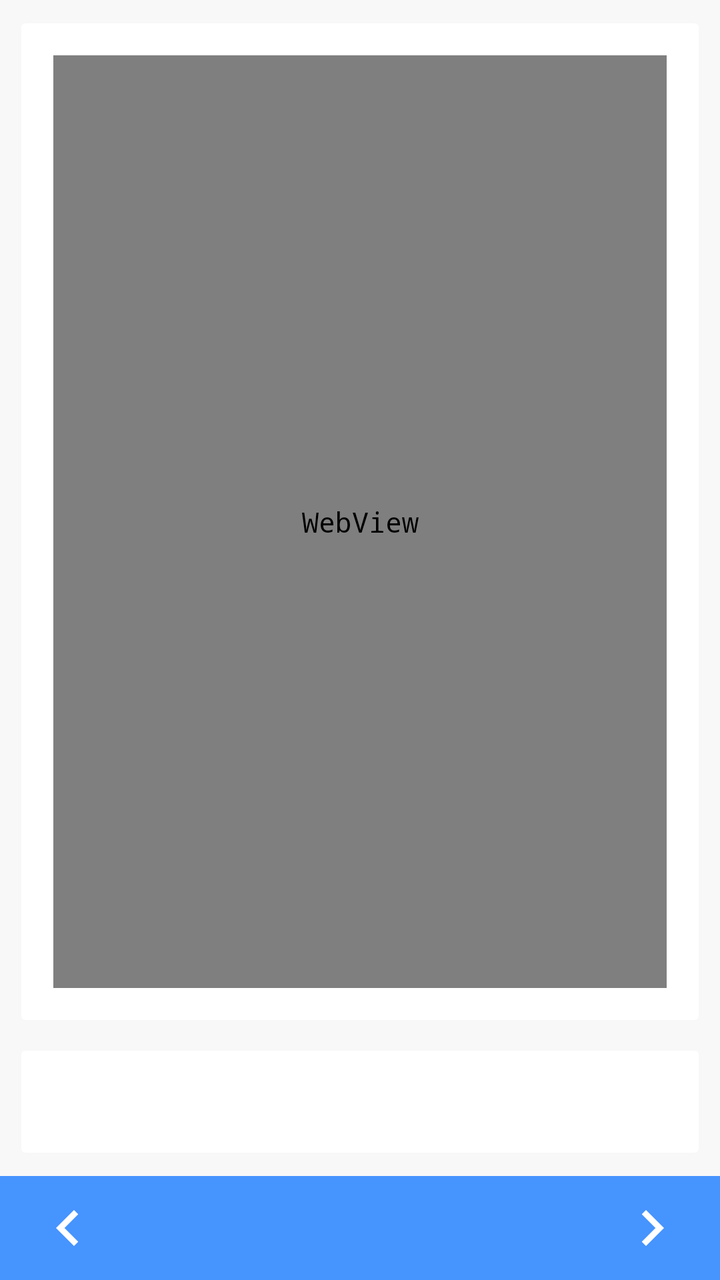
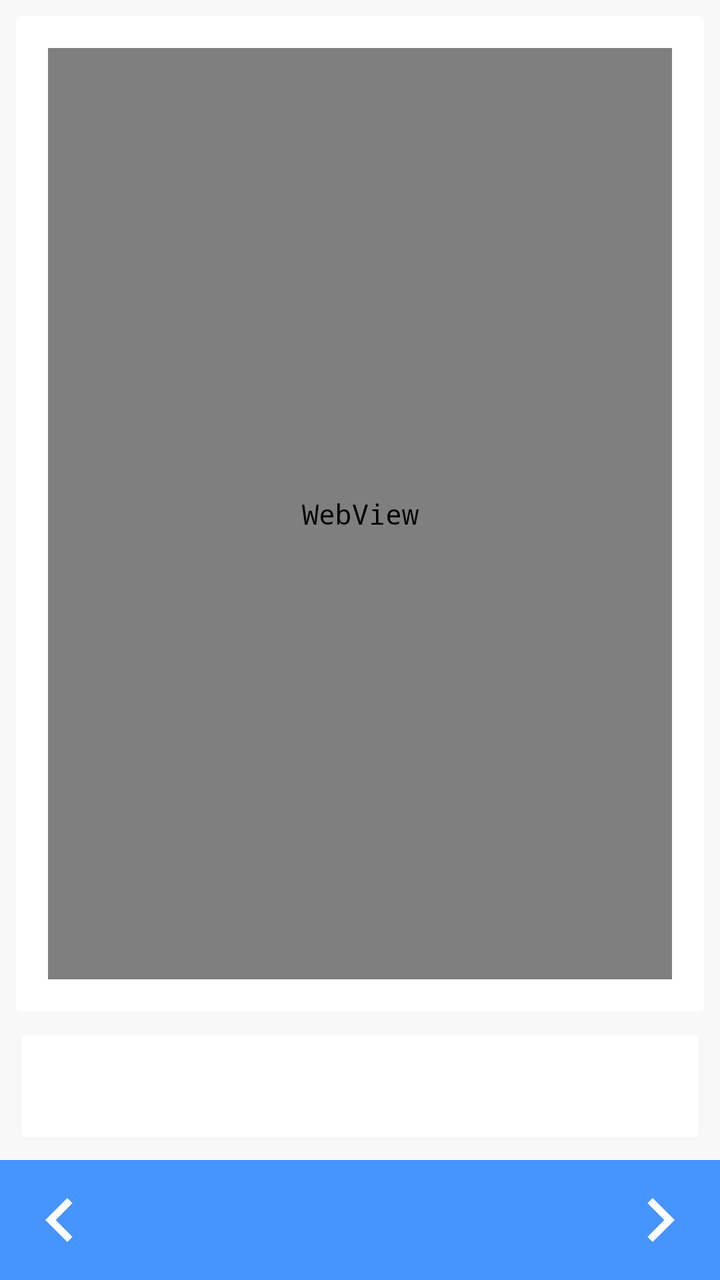

Two renders of the same Android screen: before a commit and after it. Below are the layout's source before the change and the commit's diff.
<!-- AndroidManifest.xml: application theme AppTheme -->
<!-- res/layout/content_text_viewer.xml -->
<?xml version="1.0" encoding="utf-8"?>
<android.support.constraint.ConstraintLayout
    xmlns:android="http://schemas.android.com/apk/res/android"
    xmlns:app="http://schemas.android.com/apk/res-auto"
    xmlns:tools="http://schemas.android.com/tools"
    xmlns:card_view="http://schemas.android.com/apk/res-auto"
    android:layout_width="match_parent"
    android:layout_height="match_parent"
    app:layout_behavior="@string/appbar_scrolling_view_behavior"
    tools:context=".ui.viewer.TextViewer"
    android:background="@color/grey"
    tools:showIn="@layout/activity_text_viewer"
    >

    <android.support.v7.widget.CardView
        android:layout_width="match_parent"
        android:layout_height="0dp"
        android:layout_margin="8dp"
        android:layout_marginTop="8dp"
        app:layout_constraintBottom_toTopOf="@+id/cardView"
        app:layout_constraintTop_toTopOf="parent"
        card_view:cardElevation="0dp"
        card_view:cardUseCompatPadding="true"
        card_view:contentPadding="16dp"
        >

        <WebView
            android:id="@+id/content"
            android:background="@color/dark_gray"
            android:layout_width="match_parent"
            android:layout_height="match_parent"
            />

    </android.support.v7.widget.CardView>

    <android.support.v7.widget.CardView
        android:id="@+id/cardView"
        android:layout_width="match_parent"
        android:layout_height="wrap_content"
        android:layout_margin="8dp"
        app:layout_constraintBottom_toTopOf="@+id/constraintLayout"
        card_view:cardElevation="0dp"
        card_view:cardUseCompatPadding="true"
        card_view:contentPadding="16dp"
        >

        <TextView
            android:id="@+id/name"
            android:layout_width="match_parent"
            android:layout_height="wrap_content"
            android:gravity="start"
            />

    </android.support.v7.widget.CardView>

    <android.support.constraint.ConstraintLayout
        android:id="@+id/constraintLayout"
        android:layout_width="match_parent"
        android:layout_height="wrap_content"
        android:background="@color/colorPrimary"
        android:padding="8dp"
        app:layout_constraintBottom_toBottomOf="parent"
        >

        <ImageButton
            android:id="@+id/nextItem"
            android:layout_width="wrap_content"
            android:layout_height="wrap_content"
            android:layout_marginEnd="8dp"
            android:background="@null"
            android:src="@drawable/ic_navigate_next_white_36dp"
            app:layout_constraintEnd_toEndOf="parent"
            />

        <ImageButton
            android:id="@+id/prevItem"
            android:layout_width="wrap_content"
            android:layout_height="wrap_content"
            android:layout_marginStart="8dp"
            android:background="@null"
            android:src="@drawable/ic_navigate_before_white_36dp"
            app:layout_constraintStart_toStartOf="parent"
            />
    </android.support.constraint.ConstraintLayout>

</android.support.constraint.ConstraintLayout>
<!-- res/layout/activity_text_viewer.xml (included above) -->
<?xml version="1.0" encoding="utf-8"?>
<android.support.design.widget.CoordinatorLayout
    xmlns:android="http://schemas.android.com/apk/res/android"
    xmlns:app="http://schemas.android.com/apk/res-auto"
    xmlns:tools="http://schemas.android.com/tools"
    android:layout_width="match_parent"
    android:layout_height="match_parent"
    tools:context=".ui.viewer.TextViewer"
    android:fitsSystemWindows="true"
    >

    <android.support.design.widget.AppBarLayout
        android:layout_width="match_parent"
        android:layout_height="wrap_content"
        android:theme="@style/AppTheme.AppBarOverlay"
        >

        <android.support.v7.widget.Toolbar
            android:id="@+id/toolbar"
            android:layout_width="match_parent"
            android:layout_height="?attr/actionBarSize"
            android:background="?attr/colorPrimary"
            app:popupTheme="@style/AppTheme.PopupOverlay"
            />

    </android.support.design.widget.AppBarLayout>

    <include layout="@layout/content_text_viewer"/>


</android.support.design.widget.CoordinatorLayout>
<!-- resources referenced by this layout -->
<resources>
  <color name="colorPrimary">#4694FE</color>
  <color name="grey">#f8f8f8</color>
  <!-- drawable ic_navigate_before_white_36dp: png bitmap (drawable-hdpi, 256 bytes) -->
  <!-- drawable ic_navigate_next_white_36dp: png bitmap (drawable-hdpi, 251 bytes) -->
  <style name="AppTheme.AppBarOverlay" parent="ThemeOverlay.AppCompat.Dark.ActionBar" />
  <style name="AppTheme.PopupOverlay" parent="ThemeOverlay.AppCompat.Light" />
  <style name="AppTheme" parent="Theme.AppCompat.Light.DarkActionBar">
          
          <item name="android:typeface">monospace</item>
          <item name="colorPrimary">@color/colorPrimary</item>
          <item name="colorPrimaryDark">@color/colorPrimaryDark</item>
          <item name="colorAccent">@color/colorAccent</item>
      </style>
  <color name="colorPrimaryDark">#4694FE</color>
  <color name="colorAccent">#FF4081</color>
</resources>

<!-- the commit's change to res/layout/content_text_viewer.xml (unified diff, before → after) -->
@@ -20,13 +20,11 @@
         app:layout_constraintBottom_toTopOf="@+id/cardView"
         app:layout_constraintTop_toTopOf="parent"
         card_view:cardElevation="0dp"
-        card_view:cardUseCompatPadding="true"
         card_view:contentPadding="16dp"
         >
 
         <WebView
             android:id="@+id/content"
-            android:background="@color/dark_gray"
             android:layout_width="match_parent"
             android:layout_height="match_parent"
             />
@@ -66,9 +64,8 @@
             android:id="@+id/nextItem"
             android:layout_width="wrap_content"
             android:layout_height="wrap_content"
-            android:layout_marginEnd="8dp"
             android:background="@null"
-            android:src="@drawable/ic_navigate_next_white_36dp"
+            android:src="@drawable/ic_next"
             app:layout_constraintEnd_toEndOf="parent"
             />
 
@@ -76,9 +73,8 @@
             android:id="@+id/prevItem"
             android:layout_width="wrap_content"
             android:layout_height="wrap_content"
-            android:layout_marginStart="8dp"
             android:background="@null"
-            android:src="@drawable/ic_navigate_before_white_36dp"
+            android:src="@drawable/ic_back"
             app:layout_constraintStart_toStartOf="parent"
             />
     </android.support.constraint.ConstraintLayout>
<!-- resource entries referenced after the edit -->
@@ -2,8 +2,18 @@
 <resources>
   <color name="colorPrimary">#4694FE</color>
   <color name="grey">#f8f8f8</color>
-  <!-- drawable ic_navigate_before_white_36dp: png bitmap (drawable-hdpi, 256 bytes) -->
-  <!-- drawable ic_navigate_next_white_36dp: png bitmap (drawable-hdpi, 251 bytes) -->
+  <!-- drawable ic_back (drawable) -->
+  <vector android:autoMirrored="true" android:height="44dp"
+      android:tint="#FFFFFF" android:viewportHeight="24.0"
+      android:viewportWidth="24.0" android:width="44dp" xmlns:android="http://schemas.android.com/apk/res/android">
+      <path android:fillColor="#FF000000" android:pathData="M15.41,7.41L14,6l-6,6 6,6 1.41,-1.41L10.83,12z"/>
+  </vector>
+  <!-- drawable ic_next (drawable) -->
+  <vector android:autoMirrored="true" android:height="44dp"
+      android:tint="#FFFFFF" android:viewportHeight="24.0"
+      android:viewportWidth="24.0" android:width="44dp" xmlns:android="http://schemas.android.com/apk/res/android">
+      <path android:fillColor="#FF000000" android:pathData="M10,6L8.59,7.41 13.17,12l-4.58,4.59L10,18l6,-6z"/>
+  </vector>
   <style name="AppTheme.AppBarOverlay" parent="ThemeOverlay.AppCompat.Dark.ActionBar" />
   <style name="AppTheme.PopupOverlay" parent="ThemeOverlay.AppCompat.Light" />
   <style name="AppTheme" parent="Theme.AppCompat.Light.DarkActionBar">
